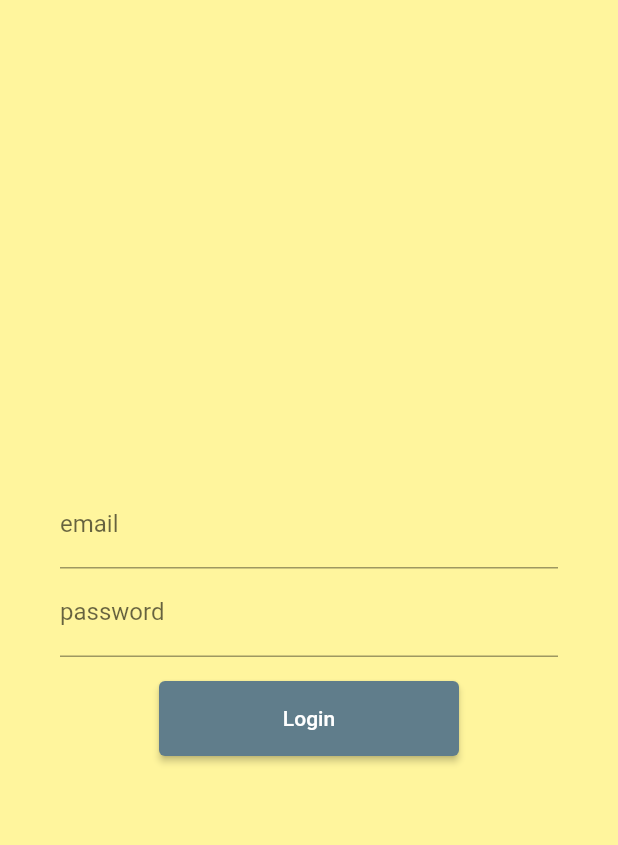
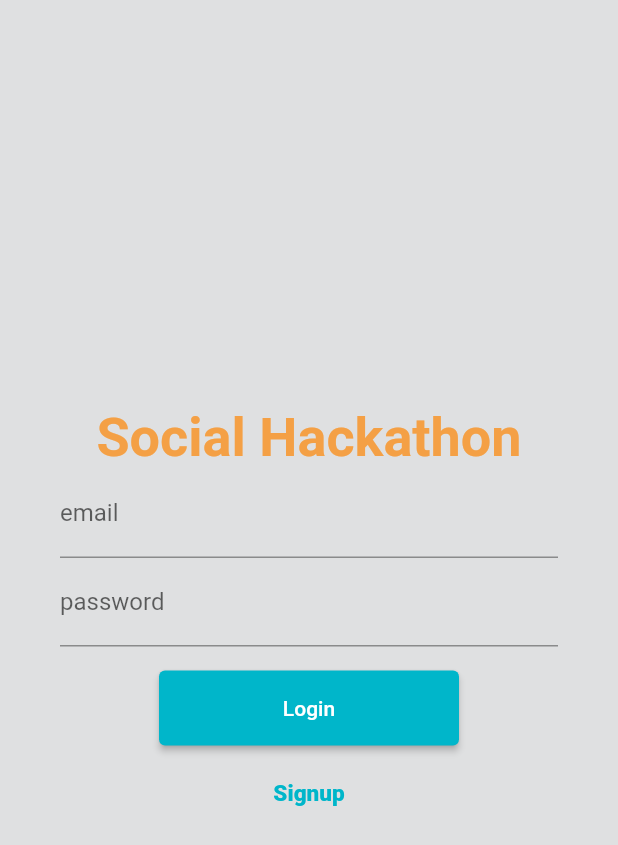
Before and after one commit to INDAPP/social_hackathon_umbria, a Flutter app: the screen it shows after launch, on a phone screen of 412 x 824 dp. Shown: the top 845 px of the screen. Run offline on Flutter 3.47's test engine with Material 2 defaults, Android fonts, the phone set to English and light mode, and no system bars.

Commit message:
add signup e title

```diff
--- a/lib/app.dart
+++ b/lib/app.dart
@@ -13,18 +13,18 @@ class App extends StatelessWidget {
     primarySwatch: Colors.red,
     primaryColor: Colors.amber,
     accentColor: Colors.blue,
-    scaffoldBackgroundColor: Colors.yellow.shade200,
+    scaffoldBackgroundColor: Color(0xffdfe0e1),
     elevatedButtonTheme: ElevatedButtonThemeData(
         style: ElevatedButton.styleFrom(
-          primary: Colors.blueGrey,
+          primary: Color(0xff00b6ca),
           minimumSize: Size(200, 50),
         )
     ),
     textButtonTheme: TextButtonThemeData(
         style: TextButton.styleFrom(
-          primary: Colors.green,
+          primary: Color(0xff00b6ca),
           textStyle: TextStyle(
-            fontSize: 30,
+            fontSize: 15,
             fontWeight: FontWeight.w900,
           ),
         )
@@ -38,8 +38,9 @@ class App extends StatelessWidget {
         fontSize: 24,
       ),
       headline4: TextStyle(
-        fontSize: 32,
+        fontSize: 36,
         fontWeight: FontWeight.w700,
+        color: Color(0xfff4a045),
       ),
     ),
   );
--- a/lib/home.dart
+++ b/lib/home.dart
@@ -155,7 +155,15 @@ class _HomeState extends State<Home> {
       );
 
   Widget _buildLogo(BuildContext context) => Container(
-      //TODO:
+        child: Column(
+          mainAxisSize: MainAxisSize.min,
+          children: [
+            Text(
+              "Social Hackathon",
+              style: Theme.of(context).textTheme.headline4,
+            ),
+          ],
+        ),
       );
 
   Widget _buildForm(BuildContext context) => Container(
@@ -186,6 +194,11 @@ class _HomeState extends State<Home> {
               onPressed: _login,
               child: Text("Login"),
             ),
+            SizedBox(height: 8),
+            TextButton(
+              onPressed: _signup,
+              child: Text("Signup"),
+            ),
           ],
         ),
       );
@@ -208,4 +221,6 @@ class _HomeState extends State<Home> {
   void _login() {
     //TODO: eseguire il login
   }
+
+  void _signup() {}
 }
```
